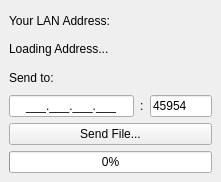
The window that client/view/view_gui.ui (LeeDoor/p2ptransfer) describes before a commit, drawn with Qt 5.
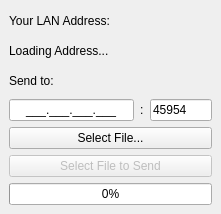
The same window after the commit.

Commit message: new_special_button_for_file

```diff
--- a/client/view/view_gui.ui
+++ b/client/view/view_gui.ui
@@ -7,14 +7,14 @@
     <x>0</x>
     <y>0</y>
     <width>221</width>
-    <height>182</height>
+    <height>214</height>
    </rect>
   </property>
   <property name="windowTitle">
    <string>P2P Listen</string>
   </property>
   <widget class="QWidget" name="centralwidget">
-   <layout class="QVBoxLayout" name="verticalLayout" stretch="0,0,0,1,0,5">
+   <layout class="QVBoxLayout" name="verticalLayout" stretch="0,0,0,1,0,0,5">
     <item>
      <widget class="QLabel" name="_labelYourIP">
       <property name="text">
@@ -97,10 +97,20 @@
       </item>
      </layout>
     </item>
+    <item>
+     <widget class="QPushButton" name="selectFileButton">
+      <property name="text">
+       <string>Select File...</string>
+      </property>
+     </widget>
+    </item>
     <item>
      <widget class="QPushButton" name="buttonSend">
+      <property name="enabled">
+       <bool>false</bool>
+      </property>
       <property name="text">
-       <string>Send File...</string>
+       <string>Select File to Send</string>
       </property>
      </widget>
     </item>
```
Left out of the diff: 21 changed lines with no effect on the pictures. The commit also changes 2 other files.
